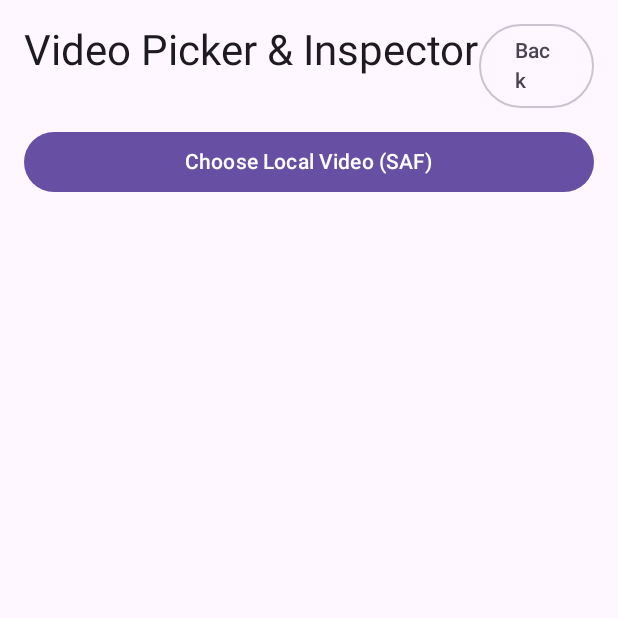
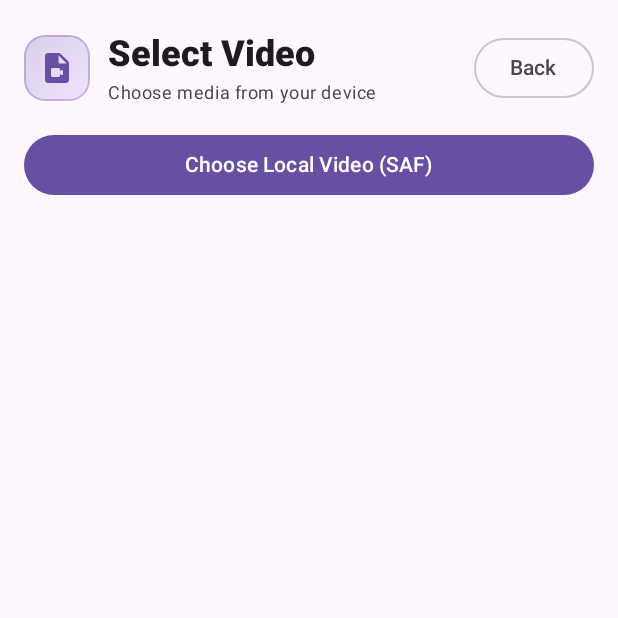
Before and after one commit to bingattban/TransVibe-android-, an Android app built with Jetpack Compose: the composable VideoPickerScreen shown on its own in the app's theme, on a phone screen of 412 x 824 dp, the top half of it. Run offline under Robolectric (Android 15) with nearby library versions, the phone set to English and light mode, and no system bars; 3 statements that could not run were skipped.

Commit message:
feat(ui): align VideoPickerScreen.kt with original TransVibe hero header and navigation

```diff
--- a/app/src/main/java/com/transvibe/app/presentation/screens/VideoPickerScreen.kt
+++ b/app/src/main/java/com/transvibe/app/presentation/screens/VideoPickerScreen.kt
@@ -1,4 +1,8 @@
 package com.transvibe.app.presentation.screens
+
+import androidx.compose.material.icons.Icons
+import androidx.compose.material.icons.rounded.VideoFile
+import com.transvibe.app.presentation.components.ScreenHeroHeader
 
 import android.app.Application
 import androidx.activity.compose.rememberLauncherForActivityResult
@@ -48,10 +52,14 @@ fun VideoPickerScreen(
             .padding(16.dp),
         verticalArrangement = Arrangement.spacedBy(12.dp)
     ) {
-        Row(modifier = Modifier.fillMaxWidth(), horizontalArrangement = Arrangement.SpaceBetween) {
-            Text(if (isArabic) "اختيار وفحص الفيديو" else "Video Picker & Inspector", style = androidx.compose.material3.MaterialTheme.typography.headlineMedium)
-            OutlinedButton(onClick = onBack) { Text(if (isArabic) "رجوع" else "Back") }
-        }
+        ScreenHeroHeader(
+            title = if (isArabic) "اختيار وفحص الفيديو" else "Select Video",
+            subtitle = if (isArabic) "اختر فيديو من الجهاز للتحليل" else "Choose media from your device",
+            icon = Icons.Rounded.VideoFile,
+            trailing = {
+                OutlinedButton(onClick = onBack) { Text(if (isArabic) "رجوع" else "Back") }
+            }
+        )
 
         Button(
             onClick = { pickerLauncher.launch(arrayOf("video/*", "audio/*")) },
```
